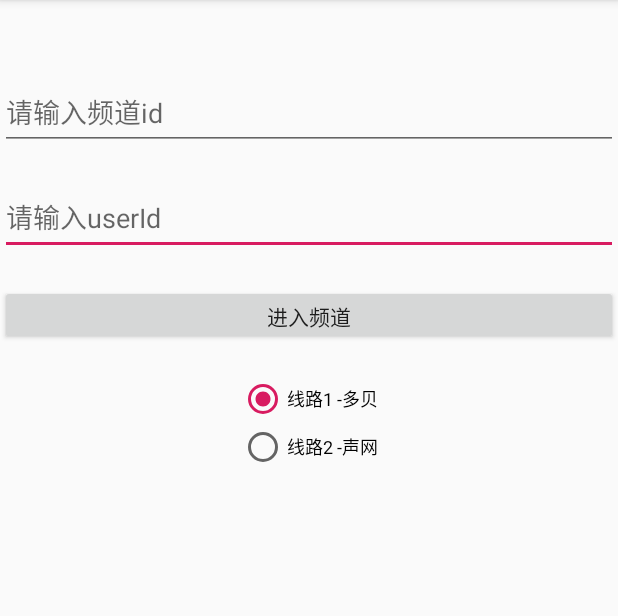
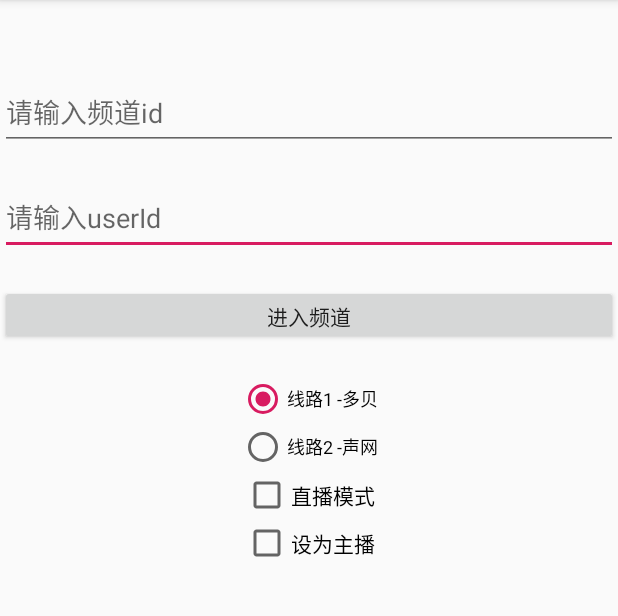
Before and after one commit to duobeiyun/DbyPaasDemos, an Android app: the screen it shows after launch (MainActivity), on a phone screen of 412 x 824 dp, the part 84-700 px from its top. Run offline under Robolectric (Android 15) with nearby library versions, the phone set to English and light mode, and no system bars.

Commit message:
feat:demo增加直播模式的代码

```diff
--- a/Android/Multisdkdemo/app/build.gradle
+++ b/Android/Multisdkdemo/app/build.gradle
@@ -30,6 +30,6 @@ dependencies {
     testImplementation 'junit:junit:4.12'
     androidTestImplementation 'androidx.test:runner:1.2.0'
     androidTestImplementation 'androidx.test.espresso:espresso-core:3.2.0'
-    implementation 'com.duobeiyun.paassdk:paassdk:1.0.4.16'//多贝云
+    implementation 'com.duobeiyun.paassdk:paassdk:1.0.5.0'//多贝云
     implementation 'io.agora.rtc:full-sdk:2.9.2'//声网
 }
--- a/Android/Multisdkdemo/app/src/main/java/com/duobeiyun/multi_sdk_demo/MainActivity.java
+++ b/Android/Multisdkdemo/app/src/main/java/com/duobeiyun/multi_sdk_demo/MainActivity.java
@@ -5,6 +5,7 @@ import androidx.appcompat.app.AppCompatActivity;
 import android.os.Bundle;
 import android.view.View;
 import android.widget.Button;
+import android.widget.CheckBox;
 import android.widget.EditText;
 import android.widget.RadioButton;
 
@@ -16,6 +17,8 @@ public class MainActivity extends AppCompatActivity {
     EditText et_channel, et_userId;
     Button btn_goLive;
     private RadioButton rbOne, rbTwo;
+    private CheckBox cbProfile;
+    private CheckBox cbAnchor;
 
     @Override
     protected void onCreate(Bundle savedInstanceState) {
@@ -24,11 +27,17 @@ public class MainActivity extends AppCompatActivity {
         final String chanelId = SharePreUtils.getInstance(this.getApplicationContext()).getValue(Constant.CHANNELID, "");
         final String userId = SharePreUtils.getInstance(this.getApplicationContext()).getValue(Constant.USERID, "");
         int checkLine = SharePreUtils.getInstance(this.getApplicationContext()).getValue(Constant.LINE_CHECKED, 1);
+        boolean isLive = SharePreUtils.getInstance(this.getApplicationContext()).getValue(Constant.IS_LIVE, false);
+        boolean isAnchor = SharePreUtils.getInstance(this.getApplicationContext()).getValue(Constant.IS_ANCHOR, false);
         et_channel = findViewById(R.id.et_channel_id);
         et_userId = findViewById(R.id.et_user_id);
         btn_goLive = findViewById(R.id.btn_go_live);
         rbOne = findViewById(R.id.rb_line_one);
         rbTwo = findViewById(R.id.rb_line_two);
+        cbProfile = findViewById(R.id.cb_live_Profile);
+        cbAnchor = findViewById(R.id.cb_live_Profile);
+        cbProfile.setChecked(isLive);
+        cbAnchor.setChecked(isAnchor);
         btn_goLive.setOnClickListener(new View.OnClickListener() {
             @Override
             public void onClick(View v) {
@@ -53,9 +62,13 @@ public class MainActivity extends AppCompatActivity {
         if ("".equals(userId)) {
             return;
         }
+        boolean isLive = cbProfile.isChecked();
+        boolean isAnchor = cbAnchor.isChecked();
         SharePreUtils.getInstance(MainActivity.this.getApplicationContext()).setValue(Constant.LINE_CHECKED, rbOne.isChecked() ? 1 : 2);
         SharePreUtils.getInstance(MainActivity.this.getApplicationContext()).setValue(Constant.CHANNELID, chanelId);
         SharePreUtils.getInstance(MainActivity.this.getApplicationContext()).setValue(Constant.USERID, userId);
+        SharePreUtils.getInstance(MainActivity.this.getApplicationContext()).setValue(Constant.IS_LIVE, isLive);
+        SharePreUtils.getInstance(MainActivity.this.getApplicationContext()).setValue(Constant.IS_ANCHOR, isAnchor);
 
         MultiVideoActivity.openVideoActivity(MainActivity.this);
     }
--- a/Android/Multisdkdemo/app/src/main/java/com/duobeiyun/multi_sdk_demo/MultiVideoActivity.java
+++ b/Android/Multisdkdemo/app/src/main/java/com/duobeiyun/multi_sdk_demo/MultiVideoActivity.java
@@ -32,10 +32,7 @@ import com.duobeiyun.multi_sdk_demo.widget.TipsDialog;
 import com.duobeiyun.paassdk.bean.DBVolumeInfo;
 import com.duobeiyun.paassdk.utils.StatusCode;
 
-import java.text.SimpleDateFormat;
-import java.util.Date;
 import java.util.List;
-import java.util.Locale;
 
 public class MultiVideoActivity extends AppCompatActivity {
     private static final int PERMISSION_REQ_ID = 123;
@@ -57,7 +54,6 @@ public class MultiVideoActivity extends AppCompatActivity {
         smallViewContainer1 = findViewById(R.id.ll_remote_small_container);
         smallViewContainer2 = findViewById(R.id.ll_remote_small_container_bottom);
         load = findViewById(R.id.load);
-
     }
 
     @Override
--- a/Android/Multisdkdemo/app/src/main/java/com/duobeiyun/multi_sdk_demo/utils/Constant.java
+++ b/Android/Multisdkdemo/app/src/main/java/com/duobeiyun/multi_sdk_demo/utils/Constant.java
@@ -9,4 +9,7 @@ public class Constant {
     public static final String CHANNEL_END_TIME = "channel_end_time";
     public static final String CHANNEL_RECORD_ID= "channel_record_id";
     public static final String DBBUG_SHOW_PLAYBACK= "dbbug_show_playback";
+    public static final String IS_LIVE= "is_live";
+    public static final String IS_ANCHOR= "is_anchor";
+
 }
--- a/Android/Multisdkdemo/app/src/main/res/layout/activity_main.xml
+++ b/Android/Multisdkdemo/app/src/main/res/layout/activity_main.xml
@@ -14,6 +14,23 @@
         android:layout_marginTop="20dp"
         android:text="进入频道" />
 
+    <CheckBox
+        android:id="@+id/cb_live_Profile"
+        android:layout_width="wrap_content"
+        android:layout_height="wrap_content"
+        android:layout_below="@+id/rg_group"
+        android:layout_centerHorizontal="true"
+        android:text="直播模式" />
+
+
+    <CheckBox
+        android:id="@+id/cb_live_anchor"
+        android:layout_width="wrap_content"
+        android:layout_height="wrap_content"
+        android:layout_below="@+id/cb_live_Profile"
+        android:layout_centerHorizontal="true"
+        android:text="设为主播" />
+
     <EditText
         android:id="@+id/et_user_id"
         android:layout_width="match_parent"
@@ -22,7 +39,6 @@
         android:layout_marginTop="20dp"
         android:hint="请输入userId"
         android:inputType="number" />
-
 
     <EditText
         android:id="@+id/et_channel_id"
```
Also changed, not shown: Android/Multisdkdemo/app/src/main/java/com/duobeiyun/multi_sdk_demo/live/eventhandler/DuobeiEventHandler.java (+8 -4 lines), Android/Multisdkdemo/app/src/main/java/com/duobeiyun/multi_sdk_demo/live/impl/DuobeiLiveStrategy.java (+13 -6 lines).
